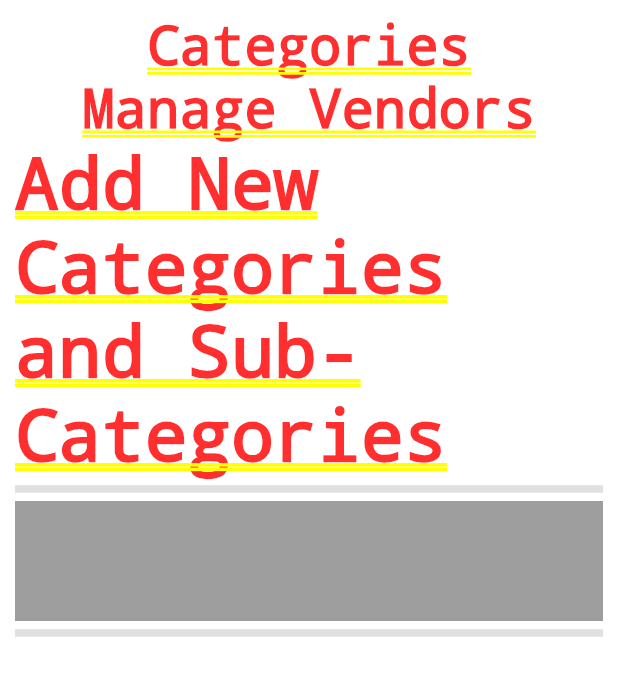
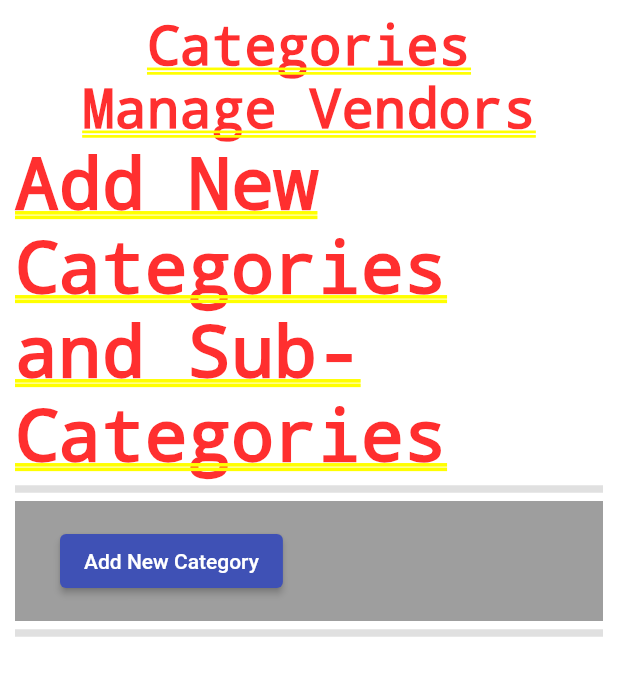
Before and after one commit to AbdallahMabrouck/kiranjaapp_admin, a Flutter app: the NewCategoryScreen screen opened directly, on a phone screen of 412 x 824 dp. Shown: the top 676 px of the screen. Run offline on Flutter 3.47's test engine with Material 2 defaults, Android fonts, the phone set to English and light mode, and no system bars; our stand-ins replace chips_choice, cloud_firestore, file_picker, firebase_auth, firebase_core, firebase_storage and 3 more; missing offline and left inert: dart:html, date_time_format, flutter_admin_scaffold, mime_type; accounts and stored records are empty; statements that could not run were skipped.

Commit message:
modified firebase services

```diff
--- a/lib/firebase_services.dart
+++ b/lib/firebase_services.dart
@@ -17,6 +17,8 @@ class FirebaseService {
   CollectionReference vendors =
       FirebaseFirestore.instance.collection("vendors");
   CollectionReference boys = FirebaseFirestore.instance.collection("boys");
+  CollectionReference category =
+      FirebaseFirestore.instance.collection("category");
 
   Future<void> saveCategory(
       {CollectionReference? reference,
@@ -37,6 +39,7 @@ class FirebaseService {
     return result;
   }
 
+  // Banner
   Future<String> uploadBannerImageToDb(url) async {
     String downloadUrl = await storage.ref(url).getDownloadURL();
     firestore.collection("slider").add({
@@ -47,6 +50,16 @@ class FirebaseService {
 
   deleteBannerFromDb(id) async {
     firestore.collection("slider").doc(id).delete();
+  }
+
+  // Category
+  Future<String> uploadCategoryImageToDb(url, catName) async {
+    String downloadUrl = await storage.ref(url).getDownloadURL();
+    category.doc(catName).set({
+      "image": downloadUrl,
+      "name": catName,
+    });
+    return downloadUrl;
   }
 
   Future<void> confirmDeleteDialog({title, message, context, id}) async {
--- a/lib/widgets/banners/banner_upload_widget.dart
+++ b/lib/widgets/banners/banner_upload_widget.dart
@@ -1,5 +1,4 @@
 import 'dart:html';
-
 import 'package:flutter/material.dart';
 import 'package:firebase_storage/firebase_storage.dart' as firebase_storage;
 import '../../firebase_services.dart';
@@ -85,7 +84,7 @@ class _BannerUploadWidgetState extends State<BannerUploadWidget> {
               ),
             ),
             Visibility(
-              visible: _visible,
+              visible: _visible ? false : true,
               child: ElevatedButton(
                 onPressed: () {
                   setState(() {
--- a/lib/widgets/category/category_upload_widget.dart
+++ b/lib/widgets/category/category_upload_widget.dart
@@ -14,6 +14,7 @@ class CategoryCreateWidget extends StatefulWidget {
 class _CategoryCreateWidgetState extends State<CategoryCreateWidget> {
   final FirebaseService _services = FirebaseService();
   final _fileNameTextController = TextEditingController();
+  final _categoryNameTextController = TextEditingController();
   bool _visible = false;
   bool _imageSelected = true;
   String? _url;
@@ -32,23 +33,40 @@ class _CategoryCreateWidgetState extends State<CategoryCreateWidget> {
               visible: _visible,
               child: Row(
                 children: [
+                  SizedBox(
+                    width: 200,
+                    height: 30,
+                    child: TextField(
+                      controller: _categoryNameTextController,
+                      decoration: const InputDecoration(
+                          focusedBorder: OutlineInputBorder(
+                              borderSide:
+                                  BorderSide(color: Colors.black, width: 1)),
+                          filled: true,
+                          fillColor: Colors.white,
+                          hintText: "No Category name given",
+                          border: OutlineInputBorder(),
+                          contentPadding: EdgeInsets.only(left: 20)),
+                    ),
+                  ),
                   AbsorbPointer(
                     absorbing: true,
                     child: SizedBox(
-                        width: 300,
+                      width: 200,
                       height: 30,
                       child: TextField(
                         controller: _fileNameTextController,
                         decoration: const InputDecoration(
                             focusedBorder: OutlineInputBorder(
-                                  borderSide: BorderSide(
-                                      color: Colors.black, width: 1)),
+                                borderSide:
+                                    BorderSide(color: Colors.black, width: 1)),
                             filled: true,
                             fillColor: Colors.white,
                             hintText: "No Image Selected",
                             border: OutlineInputBorder(),
                             contentPadding: EdgeInsets.only(left: 20)),
-                        )),
+                      ),
+                    ),
                   ),
                   ElevatedButton(
                     onPressed: () {
@@ -66,26 +84,36 @@ class _CategoryCreateWidgetState extends State<CategoryCreateWidget> {
                     absorbing: _imageSelected,
                     child: ElevatedButton(
                       onPressed: () {
+                        if (_categoryNameTextController.text.isEmpty) {
+                          _services.showMyDialog(
+                              context: context,
+                              title: "Add New Category",
+                              message: "New Category Name not given");
+                        }
                         _services
-                            .uploadBannerImageToDb(_url)
+                            .uploadCategoryImageToDb(
+                                _url, _categoryNameTextController)
                             .then((downloadUrl) {
                           _services.showMyDialog(
                               context: context,
-                              title: "New Banner Image",
-                              message: "Saved Banner Image Successifully");
+                              title: "New Category",
+                              message: "Saved New Category Successifully");
                         });
+                        _categoryNameTextController.clear();
+                        _fileNameTextController.clear();
                       },
                       child: const Text(
-                        "Save Image",
+                        "Save New Category",
                         style: TextStyle(color: Colors.white),
                       ),
+                      // Color: _imageselected ? Colors.black12 : Colors.black54
                     ),
                   ),
                 ],
               ),
             ),
             Visibility(
-              visible: _visible,
+              visible: _visible ? false : true,
               child: ElevatedButton(
                 onPressed: () {
                   setState(() {
@@ -93,7 +121,7 @@ class _CategoryCreateWidgetState extends State<CategoryCreateWidget> {
                   });
                 },
                 child: const Text(
-                  "Add New Banner",
+                  "Add New Category",
                   style: TextStyle(color: Colors.white),
                 ),
               ),
@@ -123,7 +151,7 @@ class _CategoryCreateWidgetState extends State<CategoryCreateWidget> {
   void uploadStorage() {
     // upload selected image to firebase storage
     final dateTime = DateTime.now();
-    final path = "bannerImage/${dateTime.microsecondsSinceEpoch}";
+    final path = "CategoryImage/${dateTime.microsecondsSinceEpoch}";
     uploadImage(onSelected: (file) {
       setState(() {
         _fileNameTextController.text = file.name;
```
Lines whose indentation alone changed are shown as unchanged.
